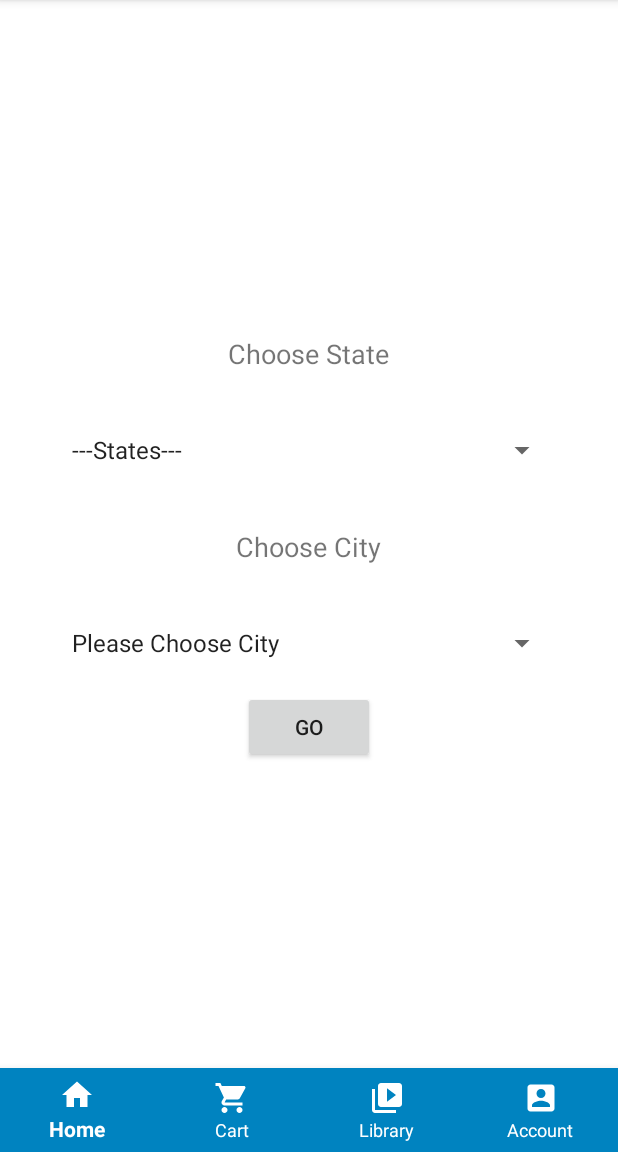
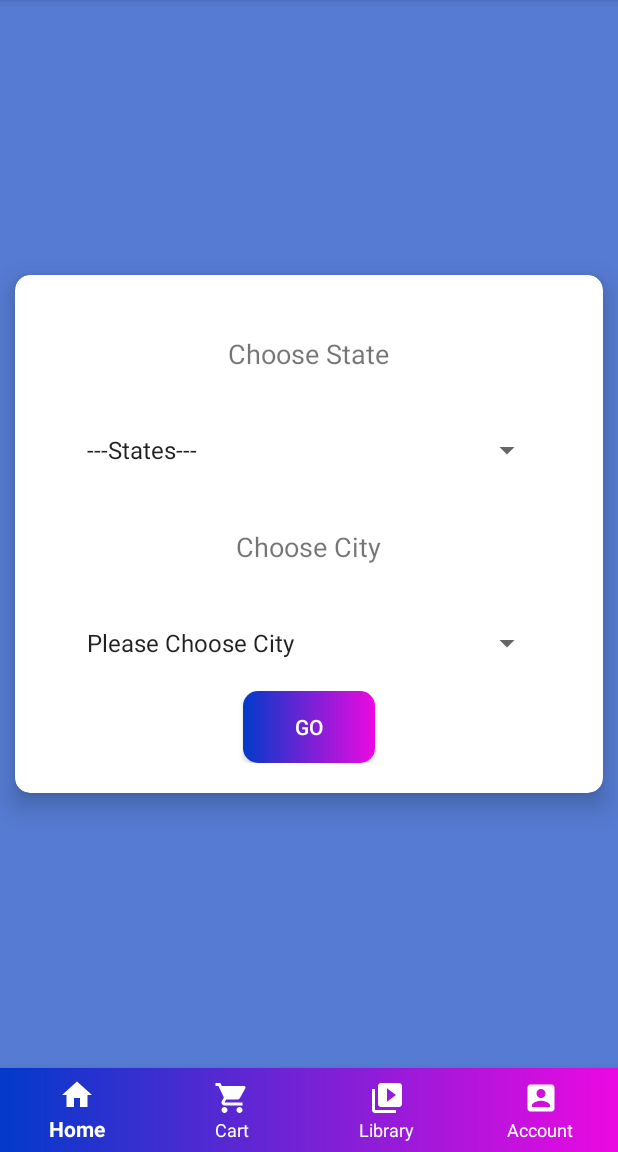
Before and after one commit to itsurravi/Project_Edu_Videos, an Android app: the screen it shows after launch (MainActivity), on a phone screen of 412 x 824 dp, the part 84-1236 px from its top. Run offline under Robolectric (Android 15) with nearby library versions, the phone set to English and light mode, and no system bars.

```diff
--- a/app/src/main/java/com/codrox/myapp/Activity/MainActivity.java
+++ b/app/src/main/java/com/codrox/myapp/Activity/MainActivity.java
@@ -23,7 +23,6 @@ public class MainActivity extends AppCompatActivity implements BottomNavigationV
     public static final String BACK_STACK_ROOT_TAG = "root_fragment";
 
     public static BottomNavigationView navigationItemView;
-    private static boolean homefirst = true;
 
     @Override
     protected void onCreate(Bundle savedInstanceState) {
--- a/app/src/main/java/com/codrox/myapp/fragments/CartFragment.java
+++ b/app/src/main/java/com/codrox/myapp/fragments/CartFragment.java
@@ -46,8 +46,6 @@ public class CartFragment extends Fragment {
 
         initialize(v);
 
-
-
         btn_pay.setOnClickListener(new View.OnClickListener() {
             @Override
             public void onClick(View v) {
--- /dev/null
+++ b/app/src/main/res/drawable/btn_background.xml
@@ -0,0 +1,16 @@
+<?xml version="1.0" encoding="utf-8"?>
+<shape xmlns:android="http://schemas.android.com/apk/res/android"
+    android:shape="rectangle">
+
+    <corners android:radius="10dp" />
+
+<!--    <stroke-->
+<!--        android:width="3dp"-->
+<!--        android:color="@color/colorPrimary" />-->
+
+<!--    <solid android:color="#fff" />-->
+
+    <gradient android:startColor="#013ACA"
+        android:endColor="#EC09E1"/>
+
+</shape>
--- /dev/null
+++ b/app/src/main/res/drawable/navigation_background.xml
@@ -0,0 +1,8 @@
+<?xml version="1.0" encoding="utf-8"?>
+<shape xmlns:android="http://schemas.android.com/apk/res/android"
+    android:shape="rectangle">
+
+    <gradient android:startColor="#013ACA"
+        android:endColor="#EC09E1"/>
+
+</shape>
--- a/app/src/main/res/layout/activity_main.xml
+++ b/app/src/main/res/layout/activity_main.xml
@@ -17,7 +17,7 @@
         android:layout_width="match_parent"
         android:layout_height="wrap_content"
         android:layout_gravity="bottom"
-        android:background="@color/colorPrimary"
+        android:background="@drawable/navigation_background"
         app:itemIconTint="@drawable/bottom_navigation_item_colors"
         app:itemTextColor="@drawable/bottom_navigation_item_colors"
         app:labelVisibilityMode="labeled"
--- a/app/src/main/res/layout/fragment_cart.xml
+++ b/app/src/main/res/layout/fragment_cart.xml
@@ -9,6 +9,7 @@
     <LinearLayout
         android:id="@+id/layout_no_item"
         android:gravity="center"
+        android:background="#fff"
         android:orientation="vertical"
         android:layout_width="match_parent"
         android:layout_height="match_parent">
--- a/app/src/main/res/layout/fragment_home.xml
+++ b/app/src/main/res/layout/fragment_home.xml
@@ -1,16 +1,25 @@
 <?xml version="1.0" encoding="utf-8"?>
 <FrameLayout xmlns:android="http://schemas.android.com/apk/res/android"
+    xmlns:app="http://schemas.android.com/apk/res-auto"
     xmlns:tools="http://schemas.android.com/tools"
+    android:id="@+id/container"
     android:layout_width="match_parent"
     android:layout_height="match_parent"
     android:background="@color/fragment_background"
-    android:id="@+id/container"
     tools:context=".fragments.HomeFragment">
+
+    <androidx.cardview.widget.CardView
+        android:layout_width="match_parent"
+        android:layout_height="wrap_content"
+        android:layout_gravity="center"
+        android:layout_margin="10dp"
+        app:cardCornerRadius="10dp"
+        app:cardElevation="10dp">
 
         <LinearLayout
             android:id="@+id/layout"
             android:layout_width="match_parent"
-        android:layout_height="match_parent"
+            android:layout_height="wrap_content"
             android:gravity="center"
             android:orientation="vertical"
             android:padding="@dimen/layout_padding">
@@ -46,8 +55,10 @@
                 android:id="@+id/btn_go"
                 android:layout_width="wrap_content"
                 android:layout_height="wrap_content"
-            android:text="Go" />
+                android:background="@drawable/btn_background"
+                android:text="Go"
+                android:textColor="@android:color/white" />
 
         </LinearLayout>
-
+    </androidx.cardview.widget.CardView>
 </FrameLayout>
--- a/app/src/main/res/values/colors.xml
+++ b/app/src/main/res/values/colors.xml
@@ -9,6 +9,6 @@
     <color name="colorNavSelected">#FFFFFF</color>
 
 
-    <color name="fragment_background">#FFFFFF</color>
+    <color name="fragment_background">#557BD2</color>
 
 </resources>
```
Lines whose indentation alone changed are shown as unchanged.
